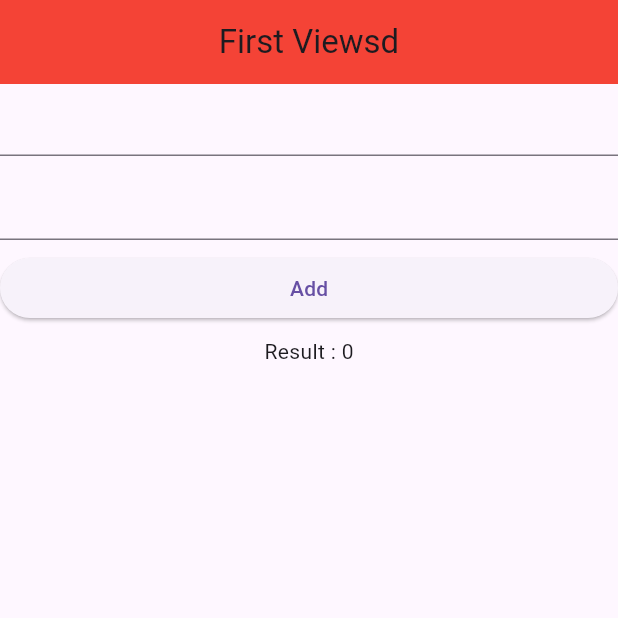
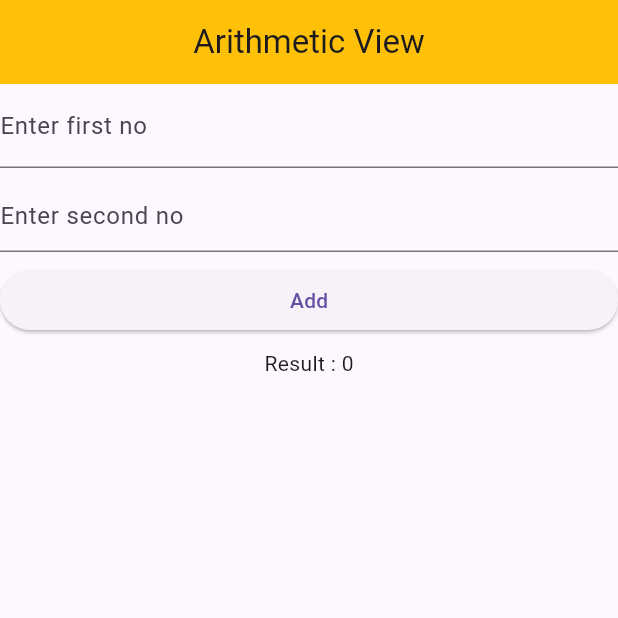
Before and after one commit to kiranrana8973/batch_34a, a Flutter app: the screen it shows after launch, on a phone screen of 412 x 824 dp, the top half of it. Run offline on Flutter 3.47's test engine with Material 3 defaults, Android fonts, the phone set to English and light mode, and no system bars.

Commit message:
Added decorations

```diff
--- a/lib/view/first_view.dart
+++ b/lib/view/first_view.dart
@@ -16,20 +16,24 @@ class _FirstViewState extends State<FirstView> {
   Widget build(BuildContext context) {
     return Scaffold(
       appBar: AppBar(
-        title: Text("First Viewsd"),
+        title: Text("Arithmetic View"),
         centerTitle: true,
-        backgroundColor: Colors.red,
+        backgroundColor: Colors.amber,
         elevation: 0,
       ),
       body: Column(
         children: [
           TextField(
+            decoration: InputDecoration(labelText: 'Enter first no'),
+            keyboardType: TextInputType.number,
             onChanged: (value) {
               first = int.parse(value);
             },
           ),
           SizedBox(height: 8),
           TextField(
+            decoration: InputDecoration(hintText: 'Enter second no'),
+            keyboardType: TextInputType.number,
             onChanged: (value) {
               second = int.parse(value);
             },
```
